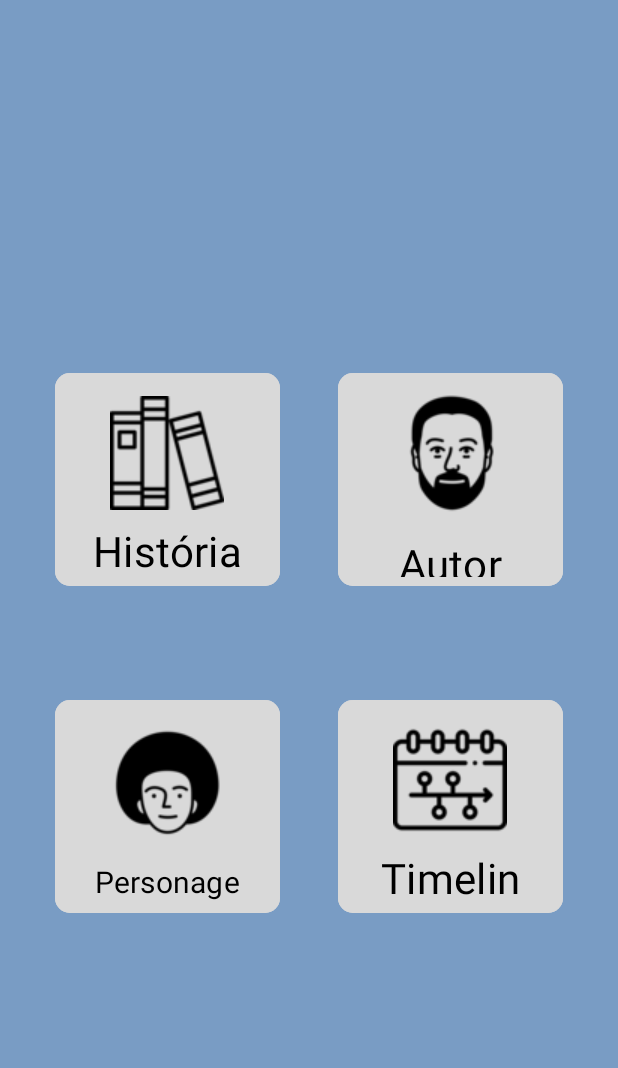
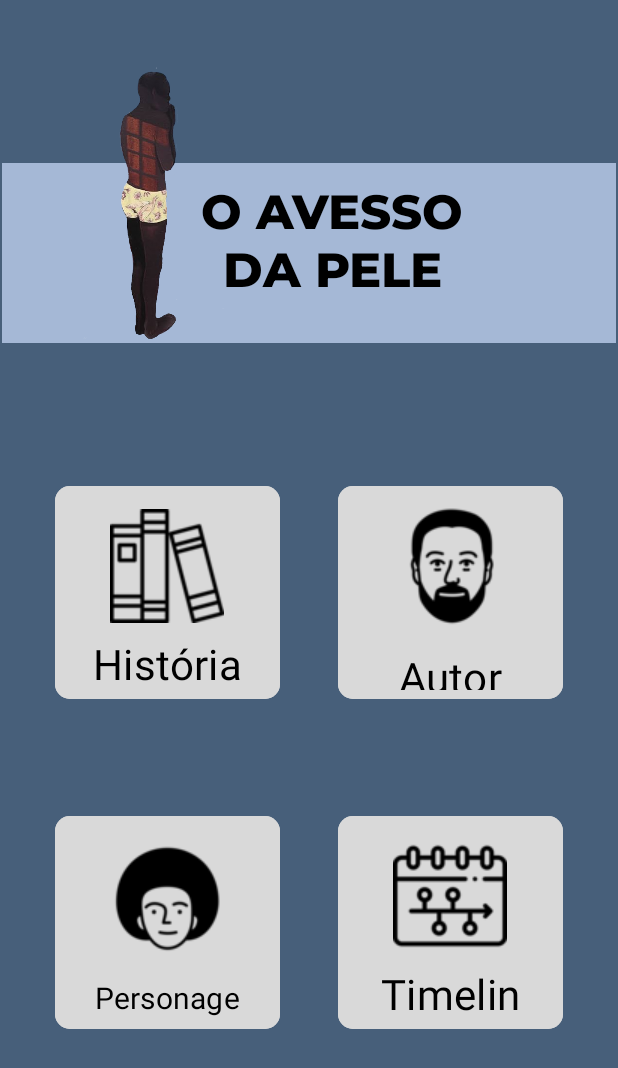
Before and after one commit to Perdop/LeiturApp, an Android app: the screen it shows after launch (MainActivity), on a phone screen of 412 x 824 dp. Shown: the top 1068 px of the screen. Run offline under Robolectric (Android 15) with nearby library versions, the phone set to English and light mode, and no system bars; Roboto replaces fonts that are not available here.

Commit message:
home upd

```diff
--- /dev/null
+++ b/app/src/main/res/font/montserrat_extrabold.xml
@@ -0,0 +1,7 @@
+<?xml version="1.0" encoding="utf-8"?>
+<font-family xmlns:app="http://schemas.android.com/apk/res-auto"
+        app:fontProviderAuthority="com.google.android.gms.fonts"
+        app:fontProviderPackage="com.google.android.gms"
+        app:fontProviderQuery="name=Montserrat&amp;weight=800"
+        app:fontProviderCerts="@array/com_google_android_gms_fonts_certs">
+</font-family>
--- a/app/src/main/res/layout/activity_main.xml
+++ b/app/src/main/res/layout/activity_main.xml
@@ -5,13 +5,13 @@
     android:id="@+id/main"
     android:layout_width="match_parent"
     android:layout_height="match_parent"
-    android:background="#799CC4"
+    android:background="#475F7A"
     tools:context=".MainActivity">
 
     <RelativeLayout
         android:id="@+id/RelativeLayout1"
         android:layout_width="409dp"
-        android:layout_height="80dp"
+        android:layout_height="200dp"
         android:layout_marginStart="1dp"
         android:layout_marginTop="1dp"
         android:layout_marginEnd="1dp"
@@ -21,12 +21,42 @@
         app:layout_constraintStart_toStartOf="parent"
         app:layout_constraintTop_toTopOf="parent">
 
+        <LinearLayout
+            android:layout_width="match_parent"
+            android:layout_height="120dp"
+            android:layout_alignParentBottom="true"
+            android:layout_centerInParent="true"
+            android:layout_marginBottom="5dp"
+            android:background="#A5B8D6">
+
+            <TextView
+                android:id="@+id/textView2"
+                android:layout_width="220dp"
+                android:layout_height="wrap_content"
+                android:layout_gravity="center"
+                android:layout_marginLeft="100dp"
+                android:layout_marginBottom="5dp"
+                android:fontFamily="@font/montserrat_extrabold"
+                android:paddingLeft="20dp"
+                android:text="O AVESSO DA PELE"
+                android:textAlignment="center"
+                android:textColor="#000000"
+                android:textSize="32sp" />
+        </LinearLayout>
+
+        <ImageView
+            android:id="@+id/imageView8"
+            android:layout_width="141dp"
+            android:layout_height="185dp"
+            android:layout_marginLeft="30dp"
+            android:layout_marginTop="10dp"
+            android:src="@drawable/icon" />
     </RelativeLayout>
 
     <RelativeLayout
         android:id="@+id/relativeLayout"
         android:layout_width="409dp"
-        android:layout_height="648dp"
+        android:layout_height="520dp"
         android:layout_marginStart="1dp"
         android:layout_marginTop="1dp"
         android:layout_marginEnd="1dp"
@@ -43,7 +73,7 @@
             android:layout_alignParentLeft="true"
             android:layout_alignParentTop="true"
             android:layout_marginLeft="35dp"
-            android:layout_marginTop="100dp"
+            android:layout_marginTop="50dp"
             android:backgroundTint="#D9D9D9"
             android:drawableTop="@drawable/book__2_"
             android:fontFamily="@font/londrina_solid"
@@ -59,7 +89,7 @@
             android:layout_height="150dp"
             android:layout_alignParentTop="true"
             android:layout_alignParentRight="true"
-            android:layout_marginTop="100dp"
+            android:layout_marginTop="50dp"
             android:layout_marginRight="35dp"
             android:backgroundTint="#D9D9D9"
             android:drawableTop="@drawable/man__1_"
@@ -77,7 +107,7 @@
             android:layout_alignParentLeft="true"
             android:layout_alignParentBottom="true"
             android:layout_marginLeft="35dp"
-            android:layout_marginBottom="180dp"
+            android:layout_marginBottom="100dp"
             android:backgroundTint="#D9D9D9"
             android:drawableTop="@drawable/person__2___1_"
             android:fontFamily="@font/londrina_solid"
@@ -94,7 +124,7 @@
             android:layout_alignParentRight="true"
             android:layout_alignParentBottom="true"
             android:layout_marginRight="35dp"
-            android:layout_marginBottom="180dp"
+            android:layout_marginBottom="100dp"
             android:backgroundTint="#D9D9D9"
             android:drawableTop="@drawable/timeline_8224635"
             android:fontFamily="@font/londrina_solid"
@@ -103,5 +133,6 @@
             android:textColor="#000000"
             android:textSize="28dp"
             app:cornerRadius="10dp" />
+
     </RelativeLayout>
 </androidx.constraintlayout.widget.ConstraintLayout>
--- a/app/src/main/res/values/preloaded_fonts.xml
+++ b/app/src/main/res/values/preloaded_fonts.xml
@@ -3,5 +3,6 @@
     <array name="preloaded_fonts" translatable="false">
         <item>@font/montserrat</item>
         <item>@font/montserrat_bold</item>
+        <item>@font/montserrat_extrabold</item>
     </array>
 </resources>
```
Also changed, not shown: app/src/main/res/drawable/icon.png (added).
